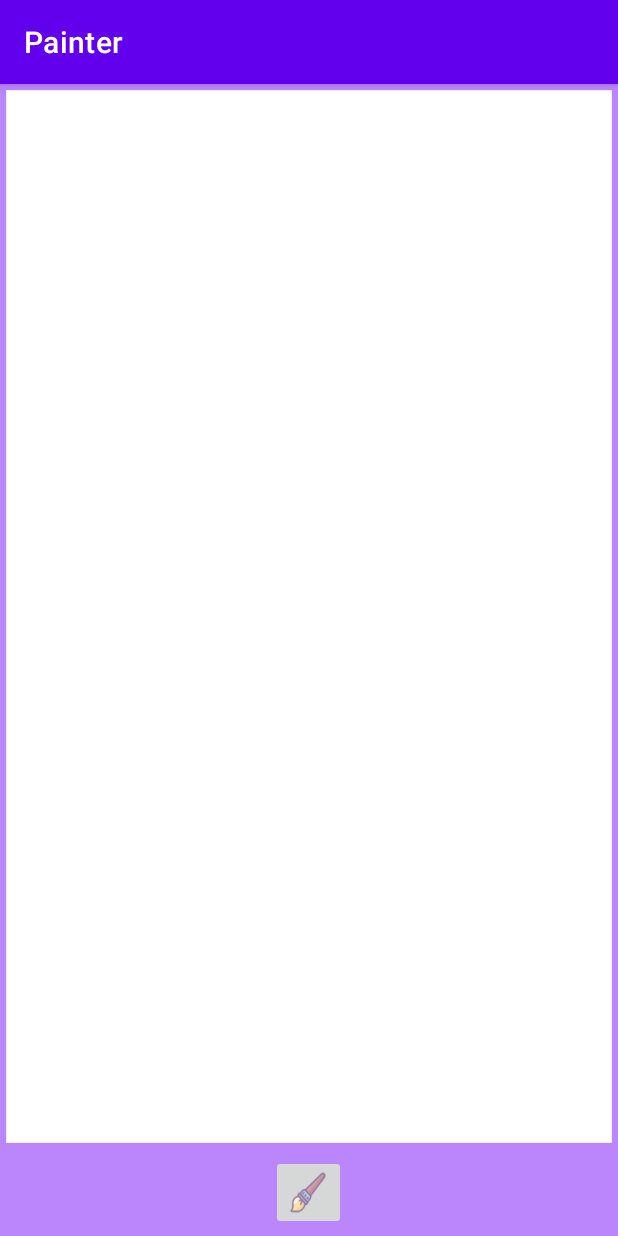
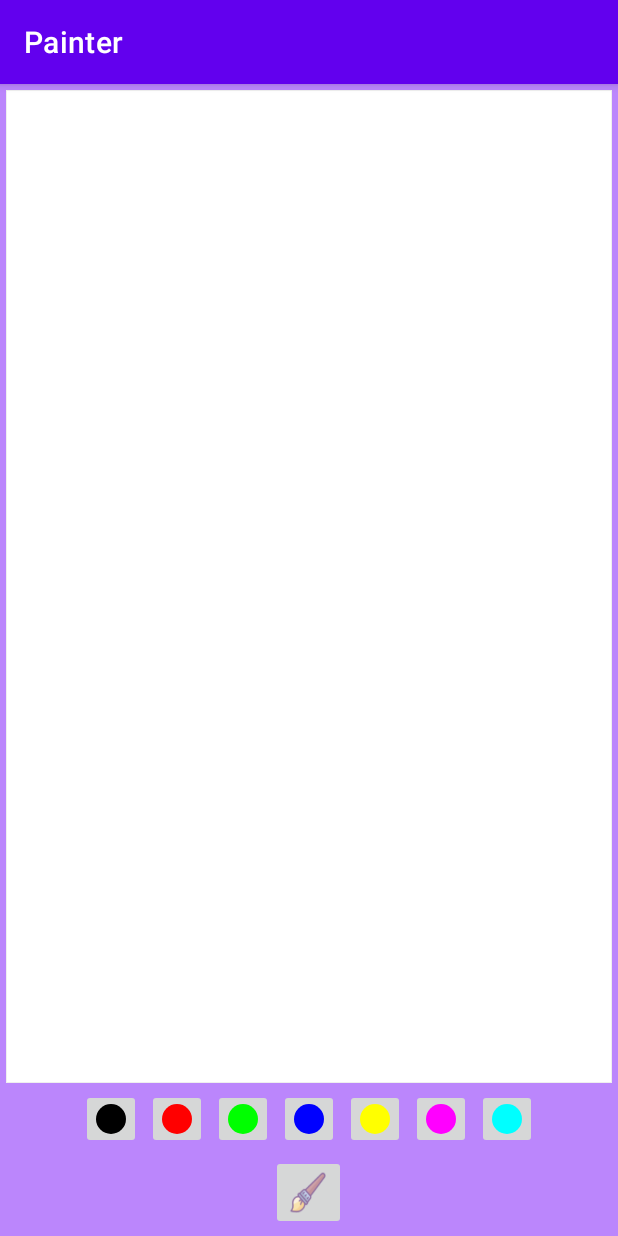
Before and after one commit to kyle-gonzales/painter, an Android app: the screen it shows after launch (MainActivity), on a phone screen of 412 x 824 dp. Run offline under Robolectric (Android 15) with nearby library versions, the phone set to English and light mode, and no system bars.

Commit message:
added different brush colors

```diff
--- a/app/src/main/java/com/example/painter/DrawingView.kt
+++ b/app/src/main/java/com/example/painter/DrawingView.kt
@@ -97,6 +97,11 @@ class DrawingView(context : Context, attrs: AttributeSet) : View(context, attrs)
         drawPaint!!.strokeWidth = brushSize
     }
 
+    public fun setBrushColor(newBrushColor: Int){
+        color = newBrushColor
+        drawPaint!!.color = color
+    }
+
     internal inner class CustomPath(var color: Int, var brushThickness : Float) : Path() { // each stroke drawn on the canvas
 
     }
--- a/app/src/main/java/com/example/painter/MainActivity.kt
+++ b/app/src/main/java/com/example/painter/MainActivity.kt
@@ -1,6 +1,7 @@
 package com.example.painter
 
 import android.app.Dialog
+import android.graphics.Color
 import androidx.appcompat.app.AppCompatActivity
 import android.os.Bundle
 import android.widget.ImageButton
@@ -14,9 +15,32 @@ class MainActivity : AppCompatActivity() {
 
         drawingView = findViewById(R.id.drawingView)
         drawingView!!.setBrushSize(10f)
+        drawingView!!.setBrushColor(Color.BLUE)
 
         val ibBrushSize = findViewById<ImageButton>(R.id.ibBrushSize)
         ibBrushSize.setOnClickListener { showBrushSizeSelectorDialog() }
+
+        val ibBlackBrush = findViewById<ImageButton>(R.id.ibBlackBrush)
+        ibBlackBrush.setOnClickListener { drawingView!!.setBrushColor(Color.BLACK) }
+
+        val ibRedBrush = findViewById<ImageButton>(R.id.ibRedBrush)
+        ibRedBrush.setOnClickListener { drawingView!!.setBrushColor(Color.RED) }
+
+        val ibGreenBrush = findViewById<ImageButton>(R.id.ibGreenBrush)
+        ibGreenBrush.setOnClickListener { drawingView!!.setBrushColor(Color.GREEN) }
+
+        val ibBlueBrush = findViewById<ImageButton>(R.id.ibBlueBrush)
+        ibBlueBrush.setOnClickListener { drawingView!!.setBrushColor(Color.BLUE) }
+
+        val ibYellowBrush = findViewById<ImageButton>(R.id.ibYellowBrush)
+        ibYellowBrush.setOnClickListener { drawingView!!.setBrushColor(Color.YELLOW) }
+
+        val ibPinkBrush = findViewById<ImageButton>(R.id.ibPinkBrush)
+        ibPinkBrush.setOnClickListener { drawingView!!.setBrushColor(Color.MAGENTA) }
+
+        val ibCyanBrush = findViewById<ImageButton>(R.id.ibCyanBrush)
+        ibCyanBrush.setOnClickListener { drawingView!!.setBrushColor(Color.CYAN) }
+
     }
 
     private fun showBrushSizeSelectorDialog() { // create your own dialog
--- /dev/null
+++ b/app/src/main/res/drawable/black_brush.xml
@@ -0,0 +1,11 @@
+<?xml version="1.0" encoding="utf-8"?>
+<shape xmlns:android="http://schemas.android.com/apk/res/android"
+    android:shape="oval"
+    android:dither="true">
+
+    <size android:width="20dp"
+        android:height="20dp"/>
+
+    <solid android:color="@color/black"/>
+
+</shape>
--- /dev/null
+++ b/app/src/main/res/drawable/blue_brush.xml
@@ -0,0 +1,11 @@
+<?xml version="1.0" encoding="utf-8"?>
+<shape xmlns:android="http://schemas.android.com/apk/res/android"
+    android:shape="oval"
+    android:dither="true">
+
+    <size android:width="20dp"
+        android:height="20dp"/>
+
+    <solid android:color="#0000ff"/>
+
+</shape>
--- /dev/null
+++ b/app/src/main/res/drawable/cyan_brush.xml
@@ -0,0 +1,11 @@
+<?xml version="1.0" encoding="utf-8"?>
+<shape xmlns:android="http://schemas.android.com/apk/res/android"
+    android:shape="oval"
+    android:dither="true">
+
+    <size android:width="20dp"
+        android:height="20dp"/>
+
+    <solid android:color="#00ffff"/>
+
+</shape>
--- /dev/null
+++ b/app/src/main/res/drawable/green_brush.xml
@@ -0,0 +1,11 @@
+<?xml version="1.0" encoding="utf-8"?>
+<shape xmlns:android="http://schemas.android.com/apk/res/android"
+    android:shape="oval"
+    android:dither="true">
+
+    <size android:width="20dp"
+        android:height="20dp"/>
+
+    <solid android:color="#00ff00"/>
+
+</shape>
--- /dev/null
+++ b/app/src/main/res/drawable/pink_brush.xml
@@ -0,0 +1,11 @@
+<?xml version="1.0" encoding="utf-8"?>
+<shape xmlns:android="http://schemas.android.com/apk/res/android"
+    android:shape="oval"
+    android:dither="true">
+
+    <size android:width="20dp"
+        android:height="20dp"/>
+
+    <solid android:color="#ff00ff"/>
+
+</shape>
--- /dev/null
+++ b/app/src/main/res/drawable/red_brush.xml
@@ -0,0 +1,10 @@
+<?xml version="1.0" encoding="utf-8"?>
+<shape xmlns:android="http://schemas.android.com/apk/res/android"
+    android:shape="oval"
+    android:dither="false">
+
+    <size android:height="20dp"
+        android:width="20dp"/>
+    <solid android:color="#ff0000"/>
+
+</shape>
--- /dev/null
+++ b/app/src/main/res/drawable/yellow_brush.xml
@@ -0,0 +1,11 @@
+<?xml version="1.0" encoding="utf-8"?>
+<shape xmlns:android="http://schemas.android.com/apk/res/android"
+    android:shape="oval"
+    android:dither="true">
+
+    <size android:width="20dp"
+        android:height="20dp"/>
+
+    <solid android:color="#ffff00"/>
+
+</shape>
--- a/app/src/main/res/layout/activity_main.xml
+++ b/app/src/main/res/layout/activity_main.xml
@@ -17,6 +17,63 @@
         android:layout_weight="1"
         android:layout_margin="4dp"
         android:background="@drawable/background_drawing_view_layout" />
+    <LinearLayout
+        android:layout_width="match_parent"
+        android:layout_height="wrap_content"
+        android:orientation="horizontal"
+        android:gravity="center">
+        <ImageButton
+            android:id="@+id/ibBlackBrush"
+            android:layout_width="40dp"
+            android:layout_height="40dp"
+            android:layout_marginHorizontal="2dp"
+            android:src="@drawable/black_brush"
+            android:scaleType="center"/>
+        <ImageButton
+            android:id="@+id/ibRedBrush"
+            android:layout_width="40dp"
+            android:layout_height="40dp"
+            android:layout_marginHorizontal="2dp"
+            android:src="@drawable/red_brush"
+            android:scaleType="center"/>
+        <ImageButton
+            android:id="@+id/ibGreenBrush"
+            android:layout_width="40dp"
+            android:layout_height="40dp"
+            android:layout_marginHorizontal="2dp"
+            android:src="@drawable/green_brush"
+            android:scaleType="center"/>
+        <ImageButton
+            android:id="@+id/ibBlueBrush"
+            android:layout_width="40dp"
+            android:layout_height="40dp"
+            android:layout_marginHorizontal="2dp"
+            android:src="@drawable/blue_brush"
+            android:scaleType="center"/>
+        <ImageButton
+            android:id="@+id/ibYellowBrush"
+            android:layout_width="40dp"
+            android:layout_height="40dp"
+            android:layout_marginHorizontal="2dp"
+            android:src="@drawable/yellow_brush"
+            android:scaleType="center"/>
+        <ImageButton
+            android:id="@+id/ibPinkBrush"
+            android:layout_width="40dp"
+            android:layout_height="40dp"
+            android:layout_marginHorizontal="2dp"
+            android:src="@drawable/pink_brush"
+            android:scaleType="center"/>
+        <ImageButton
+            android:id="@+id/ibCyanBrush"
+            android:layout_width="40dp"
+            android:layout_height="40dp"
+            android:layout_marginHorizontal="2dp"
+            android:src="@drawable/cyan_brush"
+            android:scaleType="center"/>
+
+
+    </LinearLayout>
 
     <ImageButton
         android:id="@+id/ibBrushSize"
```
